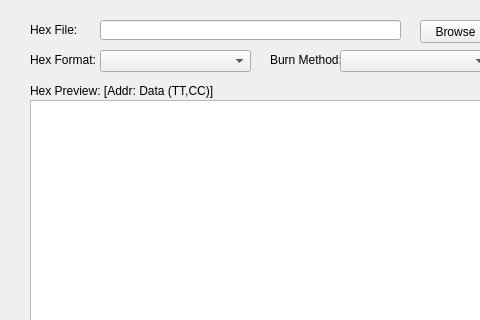
The window that src/BaseGUIs/GUI_PROGRAMMER.ui (Donn13Darko/uC_Interfacer) describes before a commit, drawn with Qt 5; both pictures show x 0 to 480 and y 0 to 320 of the 1050 by 450 pixel window.
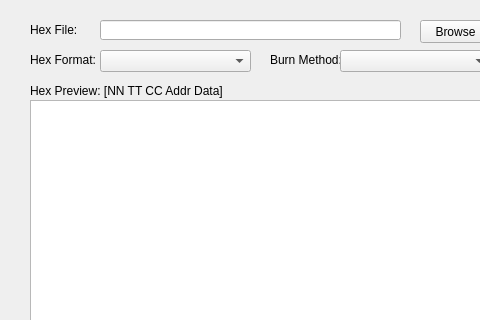
The same window after the commit.

```diff
--- a/src/BaseGUIs/GUI_PROGRAMMER.ui
+++ b/src/BaseGUIs/GUI_PROGRAMMER.ui
@@ -140,7 +140,7 @@
     </rect>
    </property>
    <property name="text">
-    <string>Hex Preview: [Addr: Data (TT,CC)]</string>
+    <string>Hex Preview: [NN TT CC Addr Data]</string>
    </property>
   </widget>
   <widget class="QLabel" name="BurnMethod_Label">
```
